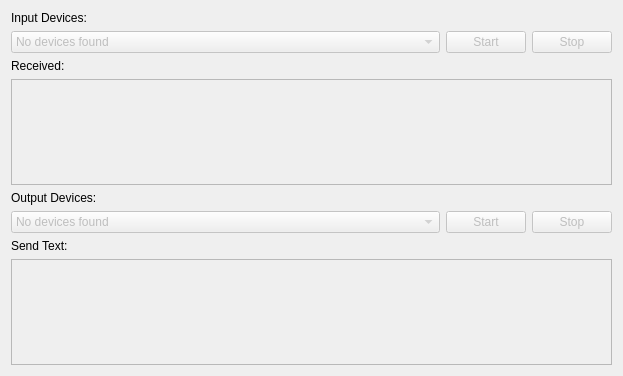
This is mainwindow.ui in Norman0406/QtRTTY as Qt 5 draws it before an edit. The edited form follows.
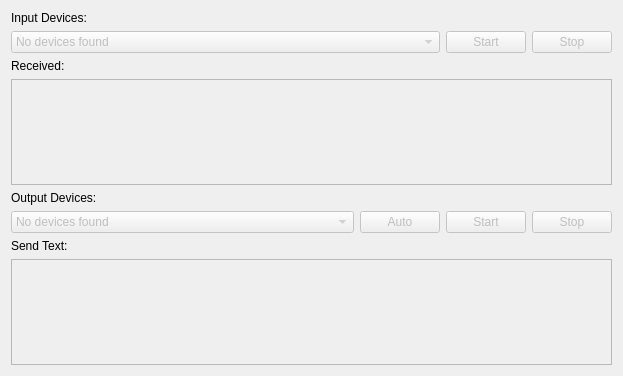
This is the edited form. Custom widgets are drawn as their Qt base class.

Commit message: added auto mode to modem

```diff
--- a/mainwindow.ui
+++ b/mainwindow.ui
@@ -114,6 +114,16 @@
         </item>
        </widget>
       </item>
+      <item>
+       <widget class="QPushButton" name="pbAuto">
+        <property name="enabled">
+         <bool>false</bool>
+        </property>
+        <property name="text">
+         <string>Auto</string>
+        </property>
+       </widget>
+      </item>
       <item>
        <widget class="QPushButton" name="pbStartOutput">
         <property name="enabled">
```
The commit also changes 7 other files.
